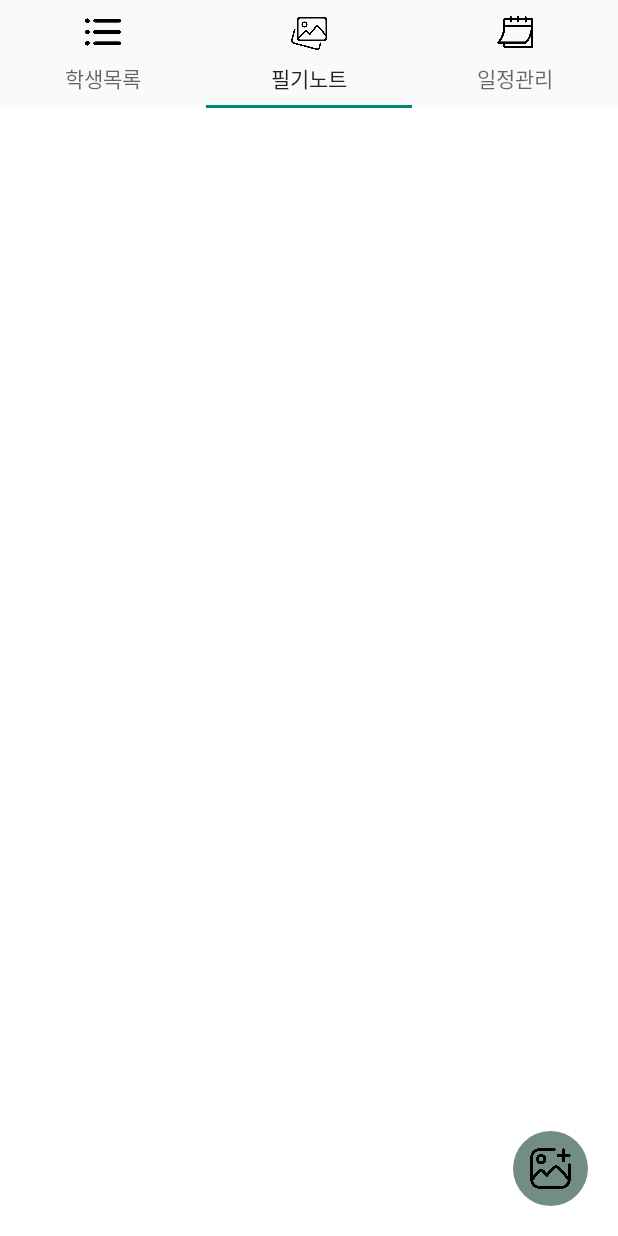
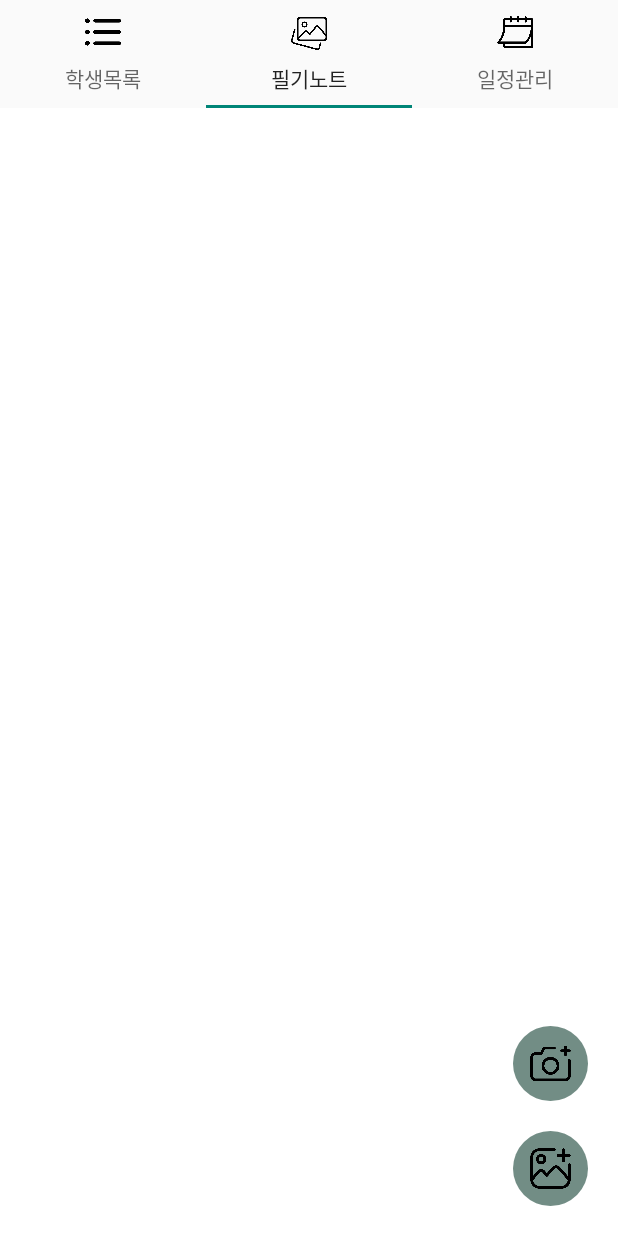
Before and after one commit to seilj/madcamp_week1, an Android app: the screen it shows after launch (MainActivity), tab 2 chosen, on a phone screen of 412 x 824 dp. Run offline under Robolectric (Android 15) with nearby library versions, the phone set to English and light mode, and no system bars.

Commit message:
git commit
버튼 프론트

```diff
--- a/app/src/main/java/com/example/myapplication/Fragment2.kt
+++ b/app/src/main/java/com/example/myapplication/Fragment2.kt
@@ -73,6 +73,9 @@ class Fragment2: Fragment() {
         binding.imageAddition.setOnClickListener {
             // 새로운 데이터 추가
             showAddImageDialog(gridviewAdapter)
+        }
+        binding.photoAddition.setOnClickListener(){
+            //요기다가 함수넣으면 됨
         }
         //각 그리드뷰가 터치되면?
         binding.gridview.onItemClickListener = AdapterView.OnItemClickListener { _, view, position, _ ->
--- a/app/src/main/res/layout/fragment2.xml
+++ b/app/src/main/res/layout/fragment2.xml
@@ -28,5 +28,17 @@
         android:padding="10dp"
         android:alpha="1.0"
         android:src="@drawable/image" />
+    <ImageButton
+        android:id="@+id/photoAddition"
+        android:layout_width="50dp"
+        android:layout_height="50dp"
+        android:layout_gravity="right|bottom"
+        android:layout_marginRight="20dp"
+        android:layout_marginBottom="90dp"
+        android:background="@drawable/circle_background"
+        android:scaleType="centerInside"
+        android:padding="10dp"
+        android:alpha="1.0"
+        android:src="@drawable/add_photo" />
 
 </FrameLayout>
```
Also changed, not shown: app/src/main/res/drawable/add_photo.png (added).
